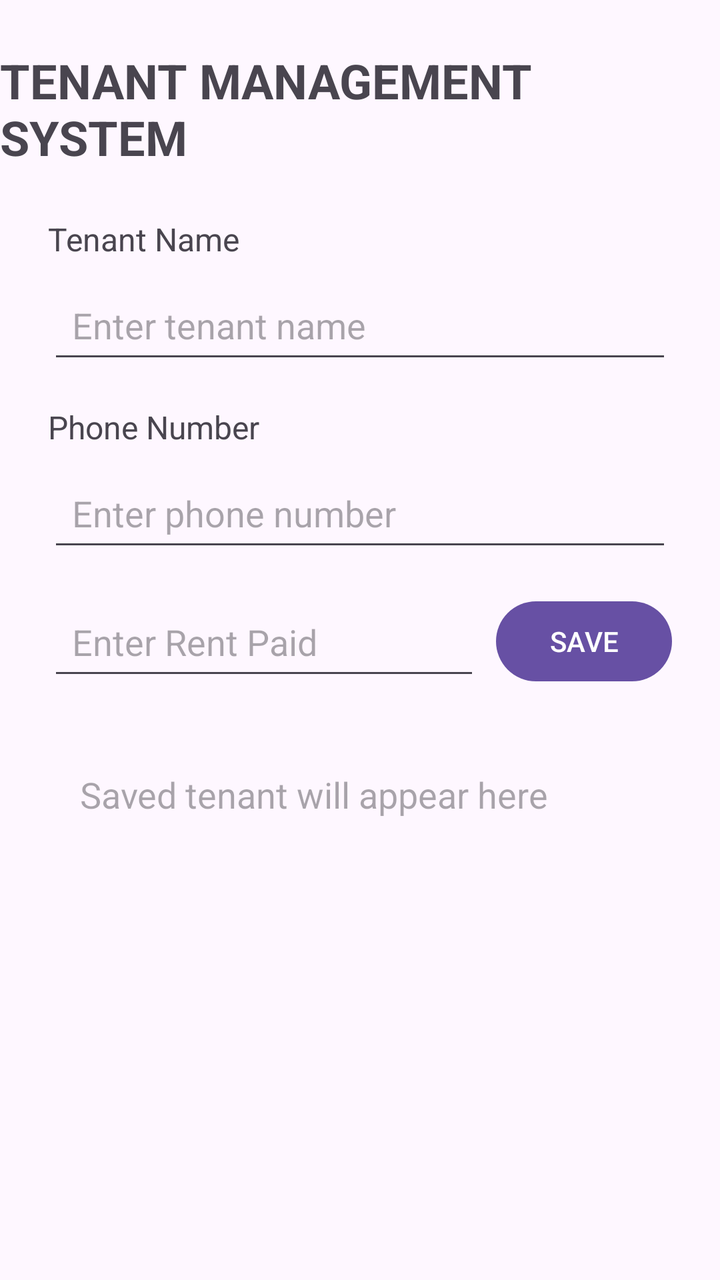
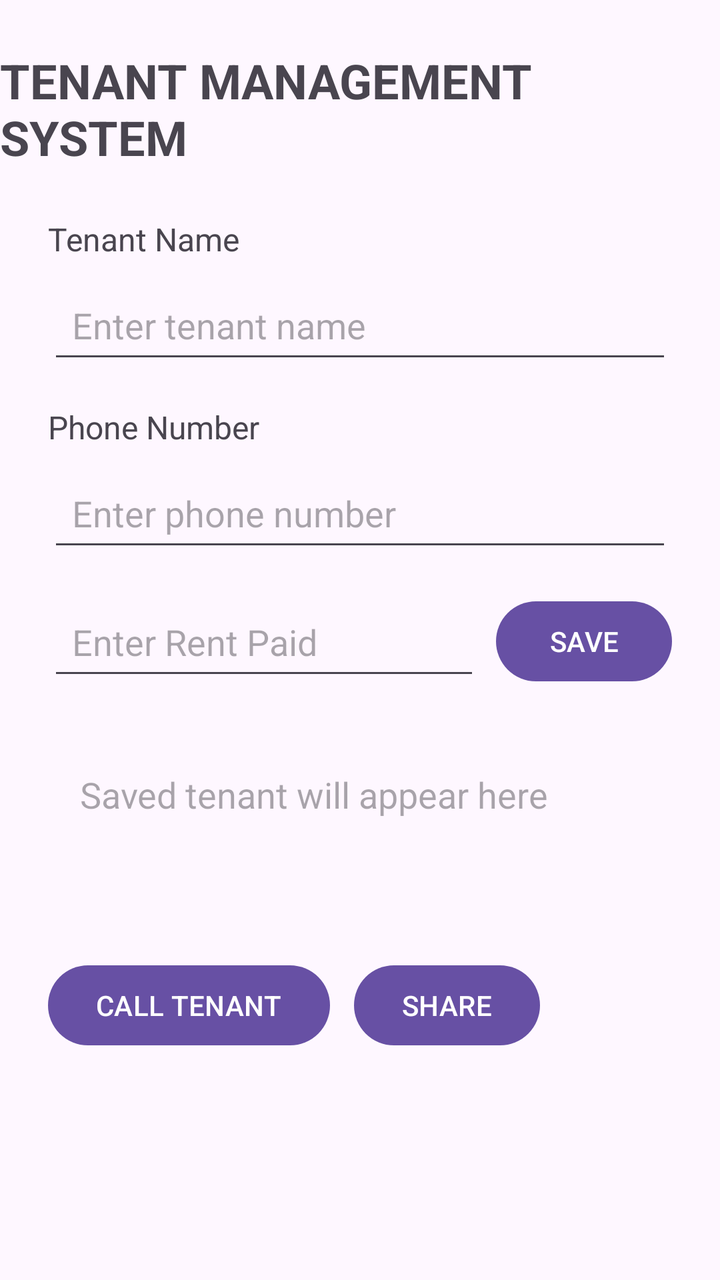

Compare the two renders of this Android layout. The source of the first and the diff that turns it into the second are given below.
<!-- AndroidManifest.xml: application theme Theme.TenantManagementSystem -->
<!-- res/layout/activity_main.xml -->
<?xml version="1.0" encoding="utf-8"?>
<layout xmlns:android="http://schemas.android.com/apk/res/android"
    xmlns:app="http://schemas.android.com/apk/res-auto">

    <data>
        <variable
            name="tenant"
            type="com.example.tenantmanagementsystemgroupa.Tenant" />
    </data>

    <androidx.constraintlayout.widget.ConstraintLayout
        android:layout_width="match_parent"
        android:layout_height="match_parent">

        <TextView
            android:id="@+id/titleTextView"
            android:layout_width="wrap_content"
            android:layout_height="wrap_content"
            android:text="TENANT MANAGEMENT SYSTEM"
            android:textSize="24sp"
            android:textStyle="bold"
            android:layout_marginTop="24dp"
            app:layout_constraintTop_toTopOf="parent"
            app:layout_constraintStart_toStartOf="parent"
            app:layout_constraintEnd_toEndOf="parent" />

        <TextView
            android:id="@+id/tenantNameLabel"
            android:layout_width="wrap_content"
            android:layout_height="wrap_content"
            android:text="Tenant Name"
            android:textSize="16sp"
            android:layout_marginTop="24dp"
            android:layout_marginStart="24dp"
            app:layout_constraintTop_toBottomOf="@id/titleTextView"
            app:layout_constraintStart_toStartOf="parent" />

        <EditText
            android:id="@+id/tenantNameEditText"
            android:layout_width="0dp"
            android:layout_height="wrap_content"
            android:hint="Enter tenant name"
            android:minHeight="48dp"
            android:padding="12dp"
            android:layout_marginTop="8dp"
            android:layout_marginStart="24dp"
            android:layout_marginEnd="24dp"
            app:layout_constraintTop_toBottomOf="@id/tenantNameLabel"
            app:layout_constraintStart_toStartOf="parent"
            app:layout_constraintEnd_toEndOf="parent" />

        <TextView
            android:id="@+id/phoneLabel"
            android:layout_width="wrap_content"
            android:layout_height="wrap_content"
            android:text="Phone Number"
            android:textSize="16sp"
            android:layout_marginTop="16dp"
            android:layout_marginStart="24dp"
            app:layout_constraintTop_toBottomOf="@id/tenantNameEditText"
            app:layout_constraintStart_toStartOf="parent" />

        <EditText
            android:id="@+id/phoneEditText"
            android:layout_width="0dp"
            android:layout_height="wrap_content"
            android:hint="Enter phone number"
            android:inputType="phone"
            android:minHeight="48dp"
            android:padding="12dp"
            android:layout_marginTop="8dp"
            android:layout_marginStart="24dp"
            android:layout_marginEnd="24dp"
            app:layout_constraintTop_toBottomOf="@id/phoneLabel"
            app:layout_constraintStart_toStartOf="parent"
            app:layout_constraintEnd_toEndOf="parent" />

        <EditText
            android:id="@+id/rentEditText"
            android:layout_width="0dp"
            android:layout_height="wrap_content"
            android:hint="Enter Rent Paid"
            android:inputType="numberDecimal"
            android:minHeight="48dp"
            android:padding="12dp"
            android:layout_marginStart="24dp"
            android:layout_marginTop="16dp"
            android:layout_marginEnd="8dp"
            app:layout_constraintTop_toBottomOf="@id/phoneEditText"
            app:layout_constraintStart_toStartOf="parent"
            app:layout_constraintEnd_toStartOf="@id/saveButton" />

        <Button
            android:id="@+id/saveButton"
            android:layout_width="wrap_content"
            android:layout_height="wrap_content"
            android:text="SAVE"
            android:layout_marginEnd="24dp"
            app:layout_constraintTop_toTopOf="@id/rentEditText"
            app:layout_constraintEnd_toEndOf="parent" />

        <TextView
            android:id="@+id/tenantResultTextView"
            android:layout_width="0dp"
            android:layout_height="wrap_content"
            android:text="@{tenant.summary()}"
            android:hint="Saved tenant will appear here"
            android:textSize="18sp"
            android:padding="16dp"
            android:layout_margin="24dp"
            app:layout_constraintTop_toBottomOf="@id/rentEditText"
            app:layout_constraintStart_toStartOf="parent"
            app:layout_constraintEnd_toEndOf="parent" />

        <TextView
            android:id="@+id/tenantNameBigTextView"
            android:layout_width="0dp"
            android:layout_height="wrap_content"
            android:text="@{tenant.name}"
            android:textSize="28sp"
            android:textStyle="bold"
            android:layout_marginStart="24dp"
            android:layout_marginEnd="24dp"
            app:layout_constraintTop_toBottomOf="@id/tenantResultTextView"
            app:layout_constraintStart_toStartOf="parent"
            app:layout_constraintEnd_toEndOf="parent" />

    </androidx.constraintlayout.widget.ConstraintLayout>
</layout>
<!-- resources referenced by this layout -->
<resources>
  <style name="Theme.TenantManagementSystem" parent="Base.Theme.TenantManagementSystem" />
  <style name="Base.Theme.TenantManagementSystem" parent="Theme.Material3.DayNight.NoActionBar">
          
          
      </style>
</resources>

<!-- the commit's change to res/layout/activity_main.xml (unified diff, before → after) -->
@@ -125,5 +125,24 @@
             app:layout_constraintStart_toStartOf="parent"
             app:layout_constraintEnd_toEndOf="parent" />
 
+        <Button
+            android:id="@+id/callButton"
+            android:layout_width="wrap_content"
+            android:layout_height="wrap_content"
+            android:text="CALL TENANT"
+            android:layout_marginStart="24dp"
+            android:layout_marginTop="16dp"
+            app:layout_constraintTop_toBottomOf="@id/tenantNameBigTextView"
+            app:layout_constraintStart_toStartOf="parent" />
+
+        <Button
+            android:id="@+id/shareButton"
+            android:layout_width="wrap_content"
+            android:layout_height="wrap_content"
+            android:text="SHARE"
+            android:layout_marginStart="12dp"
+            app:layout_constraintTop_toTopOf="@id/callButton"
+            app:layout_constraintStart_toEndOf="@id/callButton" />
+
     </androidx.constraintlayout.widget.ConstraintLayout>
 </layout>
